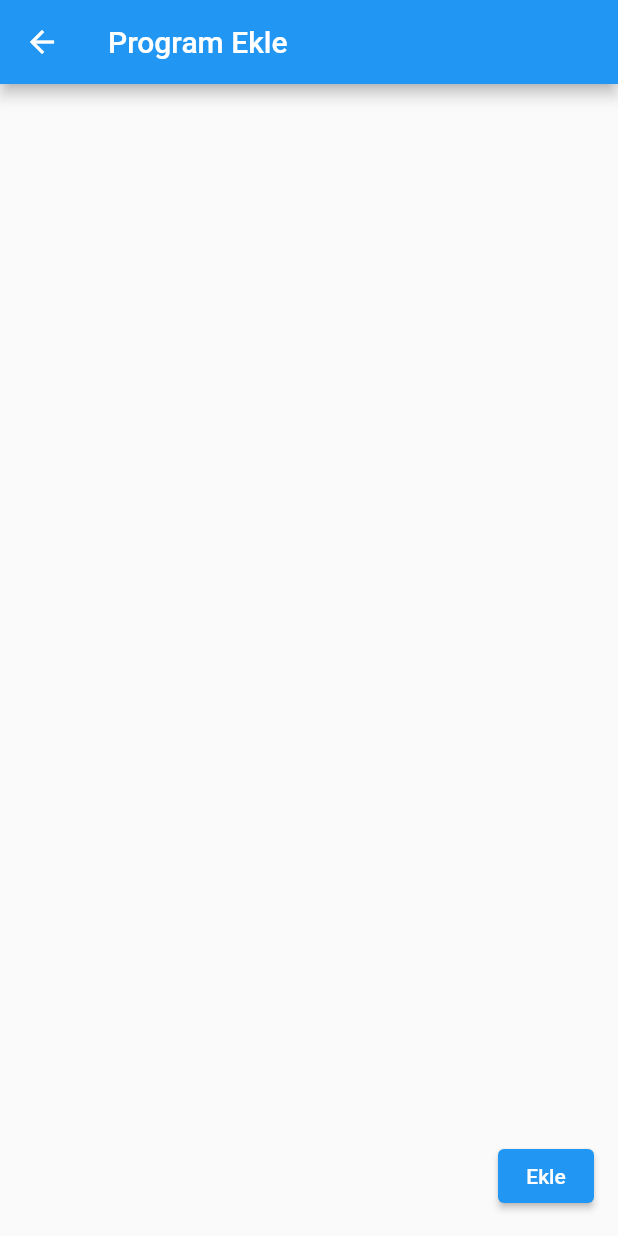
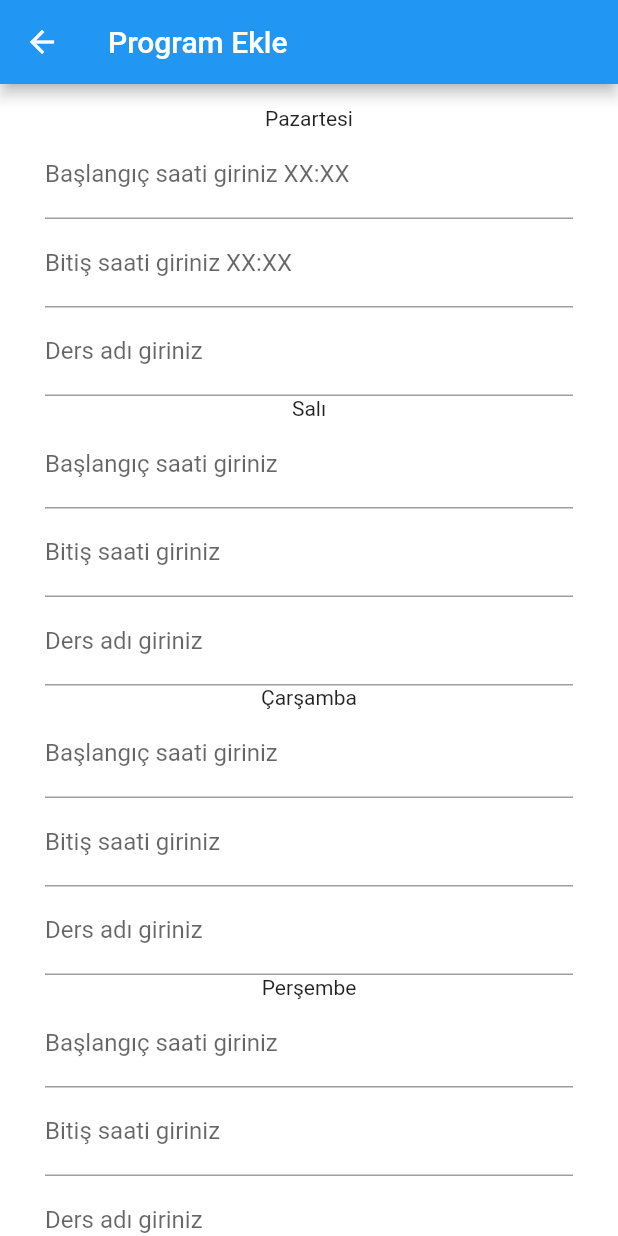
Before and after one commit to ayazhakan/appJam, a Flutter app: the screen it shows after launch, after a tap on the "add" icon, on a phone screen of 412 x 824 dp. Run offline on Flutter 3.47's test engine with Material 2 defaults, Android fonts, the phone set to English and light mode, and no system bars; our stand-ins replace fl_chart, get.

Commit message:
programsLıstVersion2

```diff
--- a/lib/view/program/add_program.dart
+++ b/lib/view/program/add_program.dart
@@ -2,7 +2,7 @@
 import 'package:flutter/material.dart';
 
 
-
+final _formKey = GlobalKey<FormState>();
 class AddProgram extends StatefulWidget {
 
   const AddProgram({Key? key}) : super(key: key);
@@ -20,13 +20,59 @@ class _AddProgram extends State<AddProgram> {
     return Scaffold(
       appBar: AppBar(
         title: Text("Program Ekle"),
-      ),floatingActionButton: ElevatedButton(
-      child: const Text("Ekle"),
-      onPressed: () {},
-    )
-      ,
-
-
+      ),
+      body: SingleChildScrollView(
+        child: Center(
+          child: Column(
+            mainAxisAlignment: MainAxisAlignment.center,
+            children: <Widget>[
+              _form()
+            ],
+          ),
+        ),
+      ),
     );
   }
 }
+
+_form() => Container(
+  color:Colors.white,
+  padding: EdgeInsets.symmetric(vertical: 15, horizontal: 30),
+  child: Form(
+    key: _formKey,
+    child: Column(
+      children: <Widget>[
+
+        Text("Pazartesi"),
+        TextFormField(decoration: InputDecoration(labelText: "Başlangıç saati giriniz XX:XX")),
+        TextFormField(decoration: InputDecoration(labelText: "Bitiş saati giriniz XX:XX")),
+        TextFormField(decoration: InputDecoration(labelText: "Ders adı giriniz")),
+        Text("Salı"),
+        TextFormField(decoration: InputDecoration(labelText: "Başlangıç saati giriniz")),
+        TextFormField(decoration: InputDecoration(labelText: "Bitiş saati giriniz")),
+        TextFormField(decoration: InputDecoration(labelText: "Ders adı giriniz")),
+        Text("Çarşamba"),
+        TextFormField(decoration: InputDecoration(labelText: "Başlangıç saati giriniz")),
+        TextFormField(decoration: InputDecoration(labelText: "Bitiş saati giriniz")),
+        TextFormField(decoration: InputDecoration(labelText: "Ders adı giriniz")),
+        Text("Perşembe"),
+        TextFormField(decoration: InputDecoration(labelText: "Başlangıç saati giriniz")),
+        TextFormField(decoration: InputDecoration(labelText: "Bitiş saati giriniz")),
+        TextFormField(decoration: InputDecoration(labelText: "Ders adı giriniz")),
+        Text("Cuma"),
+        TextFormField(decoration: InputDecoration(labelText: "Başlangıç saati giriniz")),
+        TextFormField(decoration: InputDecoration(labelText: "Bitiş saati giriniz")),
+        TextFormField(decoration: InputDecoration(labelText: "Ders adı giriniz")),
+        Container(
+          margin: EdgeInsets.all(10.0),
+          child: FloatingActionButton(onPressed: (){
+
+          },child: Text("Onayla"),
+
+
+          ),
+        )
+      ],
+    ),
+  ),
+);
--- a/lib/view/program/program_screen.dart
+++ b/lib/view/program/program_screen.dart
@@ -1,8 +1,10 @@
 
+import 'package:akademi_mobil/view/program/programs.dart';
 import 'package:flutter/material.dart';
 
 import 'add_program.dart';
 import 'programIcerik.dart';
+import 'programs.dart';
 
 
 
@@ -15,72 +17,9 @@ class ProgramPage extends StatefulWidget {
   @override
   State<ProgramPage> createState() => _ProgramPageState();
 
-
-
 }
 
 class _ProgramPageState extends State<ProgramPage> {
-
-  List<ProgramIcerik> birinciProgram=[
-  ProgramIcerik(
-  gun: "Pazartesi",
-  baslangic: "18:00",
-  bitis: "20:00",
-  ders: "Flutter"
-  ),ProgramIcerik(
-        gun: "Pazartesi",
-        baslangic: "20:00",
-        bitis: "22:00",
-        ders: "İngilizce"
-    ),
-    ProgramIcerik(
-        gun: "Salı",
-        baslangic: "18:00",
-        bitis: "20:00",
-        ders: "Proje Yönetimi"
-    ),
-    ProgramIcerik(
-        gun: "Salı",
-        baslangic: "20:00",
-        bitis: "21:00",
-        ders: "Flutter"
-    ),
-    ProgramIcerik(
-        gun: "Çarşamba",
-        baslangic: "18:00",
-        bitis: "20:00",
-        ders: "Flutter"
-    ),ProgramIcerik(
-        gun: "Çarşamba",
-        baslangic: "20:00",
-        bitis: "22:00",
-        ders: "İngilizce"
-    ),
-    ProgramIcerik(
-        gun: "Perşembe",
-        baslangic: "18:00",
-        bitis: "20:00",
-        ders: "Proje Yönetimi"
-    ),
-    ProgramIcerik(
-        gun: "Perşembe",
-        baslangic: "20:00",
-        bitis: "21:00",
-        ders: "Flutter"
-    ),ProgramIcerik(
-        gun: "Cuma",
-        baslangic: "18:00",
-        bitis: "20:00",
-        ders: "Proje Yönetimi"
-    ),
-    ProgramIcerik(
-        gun: "Cuma",
-        baslangic: "20:00",
-        bitis: "21:00",
-        ders: "Flutter"
-    ),
-  ];
-
 
 
   @override
@@ -98,42 +37,21 @@ class _ProgramPageState extends State<ProgramPage> {
       },
     )
         ,
-     body: new Container(
-
-          child:  DataTable(
-              columnSpacing: 30.0,
-              columns: [
-                DataColumn(
-                  label: Text('Gün'),
-                ),
-                DataColumn(
-                  label: Text('Başlangıç'),
-                ),
-                DataColumn(
-                  label: Text('Bitiş'),
-                ),
-                DataColumn(
-                  label: Text('Ders'),
-                ),
-              ],
-
-
-              rows:[
-
-                for(var program in birinciProgram)
-
-                DataRow(cells:
-              [  DataCell(Text(program.gun)),
-
-                DataCell(Text(program.baslangic)),
-
-                DataCell(Text(program.bitis)),
-
-                DataCell(Text(program.ders)),
-              ]),
-
-              ])
-      ),
+     body: Row(
+       children: [
+         Text("Birinci Program"),
+         ElevatedButton(onPressed: (){
+           Navigator.push(
+               context,
+               MaterialPageRoute(builder: (context) => const Programs()));
+         }, child: const Text("Git!")),
+         ElevatedButton.icon(icon: Icon(Icons.delete), style: ElevatedButton.styleFrom(
+           primary: Colors.red, // Background color
+         ),onPressed: (){}, label:Text(" Sil!")),
+         ElevatedButton.icon(icon: Icon(Icons.update),style: ElevatedButton.styleFrom(
+             primary: Colors.green), onPressed: (){}, label:Text(" Güncelle!")),
+       ],
+     ),
     );
   }
 }
--- /dev/null
+++ b/lib/view/program/programs.dart
@@ -0,0 +1,190 @@
+
+import 'package:flutter/material.dart';
+
+import 'add_program.dart';
+import 'programIcerik.dart';
+
+
+
+class Programs extends StatefulWidget {
+
+
+
+  const Programs({Key? key}) : super(key: key);
+
+  @override
+  State<Programs> createState() => _ProgramseState();
+
+
+
+}
+
+class _ProgramseState extends State<Programs> {
+
+  List<ProgramIcerik> birinciProgram=[
+    ProgramIcerik(
+        gun: "Pazartesi",
+        baslangic: "18:00",
+        bitis: "20:00",
+        ders: "Flutter"
+    ),ProgramIcerik(
+        gun: "Pazartesi",
+        baslangic: "20:00",
+        bitis: "22:00",
+        ders: "İngilizce"
+    ),
+    ProgramIcerik(
+        gun: "Salı",
+        baslangic: "18:00",
+        bitis: "20:00",
+        ders: "Proje Yönetimi"
+    ),
+    ProgramIcerik(
+        gun: "Salı",
+        baslangic: "20:00",
+        bitis: "21:00",
+        ders: "Flutter"
+    ),
+    ProgramIcerik(
+        gun: "Çarşamba",
+        baslangic: "18:00",
+        bitis: "20:00",
+        ders: "Flutter"
+    ),ProgramIcerik(
+        gun: "Çarşamba",
+        baslangic: "20:00",
+        bitis: "22:00",
+        ders: "İngilizce"
+    ),
+    ProgramIcerik(
+        gun: "Perşembe",
+        baslangic: "18:00",
+        bitis: "20:00",
+        ders: "Proje Yönetimi"
+    ),
+    ProgramIcerik(
+        gun: "Perşembe",
+        baslangic: "20:00",
+        bitis: "21:00",
+        ders: "Flutter"
+    ),ProgramIcerik(
+        gun: "Cuma",
+        baslangic: "18:00",
+        bitis: "20:00",
+        ders: "Proje Yönetimi"
+    ),
+    ProgramIcerik(
+        gun: "Cuma",
+        baslangic: "20:00",
+        bitis: "21:00",
+        ders: "Flutter"
+    ),
+  ];
+  List<ProgramIcerik> alinacakProgram=[
+    ProgramIcerik(
+        gun: "Pazartesi",
+        baslangic: "18:00",
+        bitis: "20:00",
+        ders: "Flutter"
+    ),ProgramIcerik(
+        gun: "Pazartesi",
+        baslangic: "20:00",
+        bitis: "22:00",
+        ders: "İngilizce"
+    ),
+    ProgramIcerik(
+        gun: "Salı",
+        baslangic: "18:00",
+        bitis: "20:00",
+        ders: "Proje Yönetimi"
+    ),
+    ProgramIcerik(
+        gun: "Salı",
+        baslangic: "20:00",
+        bitis: "21:00",
+        ders: "Flutter"
+    ),
+    ProgramIcerik(
+        gun: "Çarşamba",
+        baslangic: "18:00",
+        bitis: "20:00",
+        ders: "Flutter"
+    ),ProgramIcerik(
+        gun: "Çarşamba",
+        baslangic: "20:00",
+        bitis: "22:00",
+        ders: "İngilizce"
+    ),
+    ProgramIcerik(
+        gun: "Perşembe",
+        baslangic: "18:00",
+        bitis: "20:00",
+        ders: "Proje Yönetimi"
+    ),
+    ProgramIcerik(
+        gun: "Perşembe",
+        baslangic: "20:00",
+        bitis: "21:00",
+        ders: "Flutter"
+    ),ProgramIcerik(
+        gun: "Cuma",
+        baslangic: "18:00",
+        bitis: "20:00",
+        ders: "Proje Yönetimi"
+    ),
+    ProgramIcerik(
+        gun: "Cuma",
+        baslangic: "20:00",
+        bitis: "21:00",
+        ders: "Flutter"
+    ),
+  ];
+
+
+  @override
+  Widget build(BuildContext context) {
+    return Scaffold(
+      appBar: AppBar(
+        title: Text("Programlar"),
+      ),
+
+
+      body: new Container(
+
+          child:  DataTable(
+              columnSpacing: 30.0,
+              columns: [
+                DataColumn(
+                  label: Text('Gün'),
+                ),
+                DataColumn(
+                  label: Text('Başlangıç'),
+                ),
+                DataColumn(
+                  label: Text('Bitiş'),
+                ),
+                DataColumn(
+                  label: Text('Ders'),
+                ),
+              ],
+
+
+              rows:[
+
+                for(var program in birinciProgram)
+
+                  DataRow(cells:
+                  [  DataCell(Text(program.gun)),
+
+                    DataCell(Text(program.baslangic)),
+
+                    DataCell(Text(program.bitis)),
+
+                    DataCell(Text(program.ders)),
+                  ]),
+
+              ])
+      ),
+    );
+  }
+}
```
